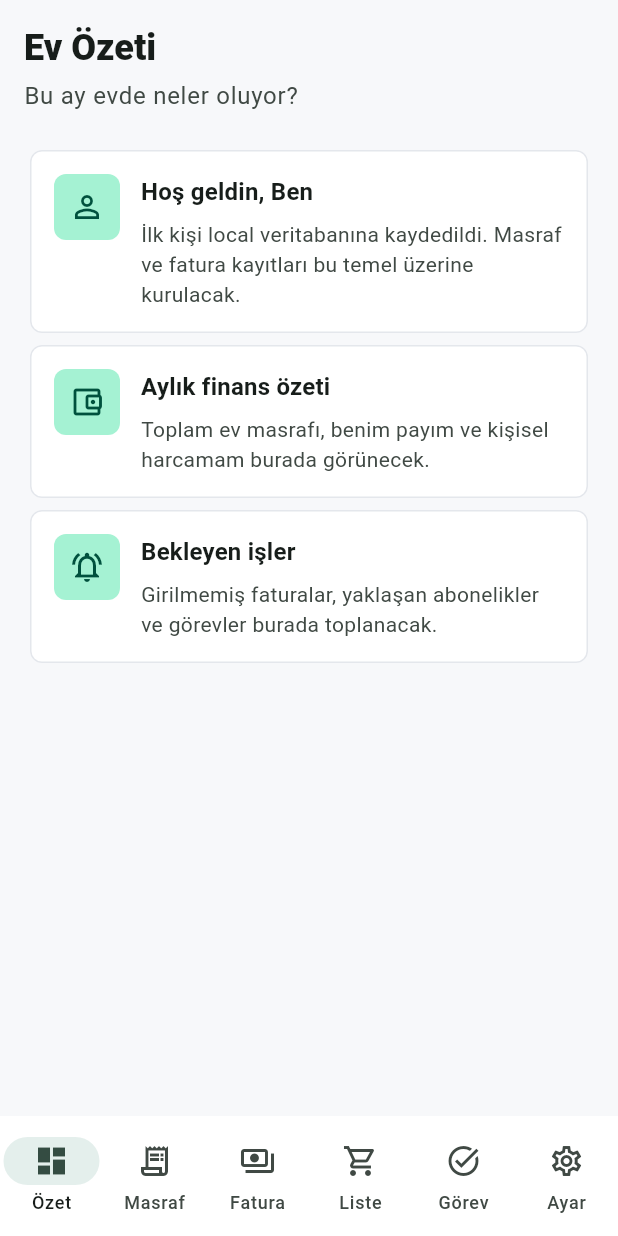
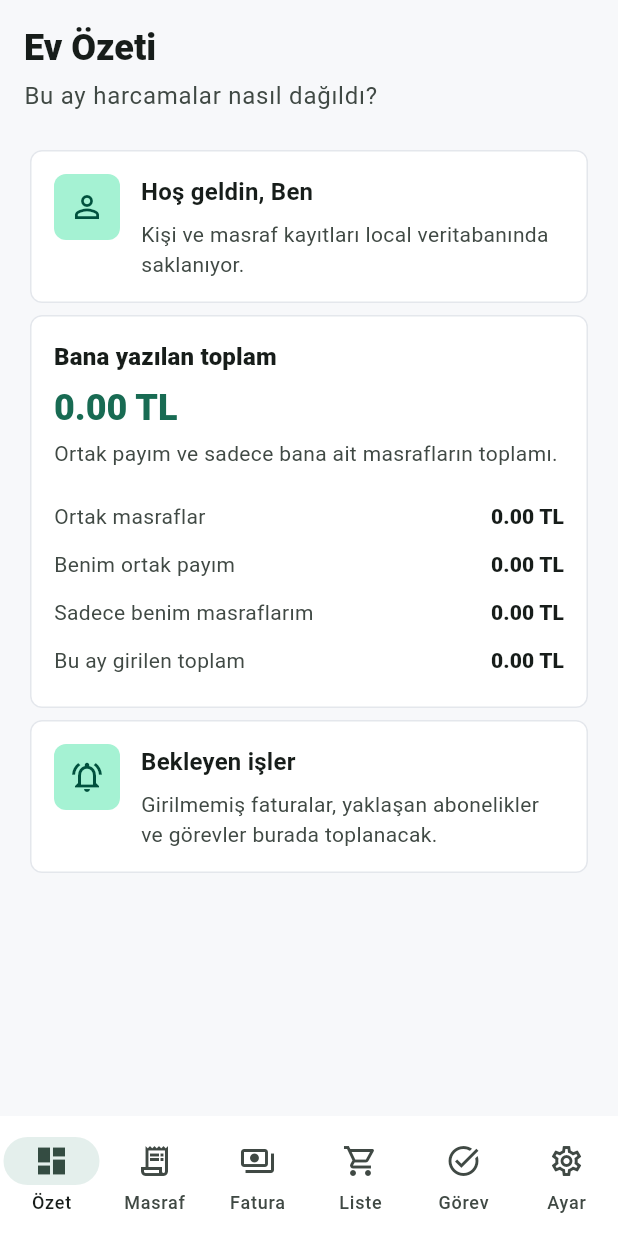
Before and after one commit to eyp-code/EvApp, a Flutter app: the screen it shows after launch, on a phone screen of 412 x 824 dp. Run offline on Flutter 3.47's test engine with Material 3 defaults, Android fonts, the light colour scheme and no system bars; our stand-ins replace hive, hive_flutter; accounts and stored records are empty.

Commit message:
Clarify dashboard expense summary

```diff
--- a/lib/features/dashboard/presentation/pages/dashboard_page.dart
+++ b/lib/features/dashboard/presentation/pages/dashboard_page.dart
@@ -1,18 +1,27 @@
 import 'package:flutter/material.dart';
 
+import '../../../../shared/widgets/section_placeholder.dart';
+import '../../../expenses/domain/models/expense.dart';
+import '../../../expenses/domain/models/split_type.dart';
+import '../../../expenses/domain/repositories/expense_repository.dart';
+import '../../../people/domain/models/person.dart';
 import '../../../people/domain/repositories/person_repository.dart';
-import '../../../../shared/widgets/section_placeholder.dart';
 
 class DashboardPage extends StatelessWidget {
-  const DashboardPage({super.key, required this.personRepository});
+  const DashboardPage({
+    super.key,
+    required this.personRepository,
+    required this.expenseRepository,
+  });
 
   final PersonRepository personRepository;
+  final ExpenseRepository expenseRepository;
 
   @override
   Widget build(BuildContext context) {
     return _PageLayout(
       title: 'Ev Özeti',
-      subtitle: 'Bu ay evde neler oluyor?',
+      subtitle: 'Bu ay harcamalar nasıl dağıldı?',
       children: [
         FutureBuilder(
           future: personRepository.getMe(),
@@ -22,16 +31,22 @@ class DashboardPage extends StatelessWidget {
             return SectionPlaceholder(
               title: 'Hoş geldin, $name',
               description:
-                  'İlk kişi local veritabanına kaydedildi. Masraf ve fatura kayıtları bu temel üzerine kurulacak.',
+                  'Kişi ve masraf kayıtları local veritabanında saklanıyor.',
               icon: Icons.person_outline,
             );
           },
         ),
-        const SectionPlaceholder(
-          title: 'Aylık finans özeti',
-          description:
-              'Toplam ev masrafı, benim payım ve kişisel harcamam burada görünecek.',
-          icon: Icons.account_balance_wallet_outlined,
+        FutureBuilder<_DashboardExpenseSummary>(
+          future: _loadExpenseSummary(),
+          builder: (context, snapshot) {
+            if (snapshot.connectionState != ConnectionState.done) {
+              return const LinearProgressIndicator();
+            }
+
+            return _FinanceSummaryCard(
+              summary: snapshot.data ?? _DashboardExpenseSummary.empty(),
+            );
+          },
         ),
         const SectionPlaceholder(
           title: 'Bekleyen işler',
@@ -40,6 +55,163 @@ class DashboardPage extends StatelessWidget {
           icon: Icons.notifications_active_outlined,
         ),
       ],
+    );
+  }
+
+  Future<_DashboardExpenseSummary> _loadExpenseSummary() async {
+    final results = await Future.wait([
+      personRepository.getMe(),
+      expenseRepository.getExpenses(),
+    ]);
+
+    final me = results[0] as Person?;
+    final expenses = results[1] as List<Expense>;
+
+    if (me == null) {
+      return _DashboardExpenseSummary.empty();
+    }
+
+    final enteredTotal = expenses.fold<double>(
+      0,
+      (total, expense) => total + expense.totalAmount,
+    );
+    final sharedTotal = expenses
+        .where((expense) => expense.splitType == SplitType.equal)
+        .fold<double>(0, (total, expense) => total + expense.totalAmount);
+    final mySharedShare = expenses
+        .where((expense) => expense.splitType == SplitType.equal)
+        .fold<double>(0, (total, expense) => total + expense.shareFor(me.id));
+    final onlyMeTotal = expenses
+        .where((expense) => expense.splitType == SplitType.onlyMe)
+        .fold<double>(0, (total, expense) => total + expense.shareFor(me.id));
+    final assignedToMeTotal = mySharedShare + onlyMeTotal;
+
+    return _DashboardExpenseSummary(
+      assignedToMeTotal: assignedToMeTotal,
+      sharedTotal: sharedTotal,
+      mySharedShare: mySharedShare,
+      onlyMeTotal: onlyMeTotal,
+      enteredTotal: enteredTotal,
+    );
+  }
+}
+
+class _DashboardExpenseSummary {
+  const _DashboardExpenseSummary({
+    required this.assignedToMeTotal,
+    required this.sharedTotal,
+    required this.mySharedShare,
+    required this.onlyMeTotal,
+    required this.enteredTotal,
+  });
+
+  factory _DashboardExpenseSummary.empty() {
+    return const _DashboardExpenseSummary(
+      assignedToMeTotal: 0,
+      sharedTotal: 0,
+      mySharedShare: 0,
+      onlyMeTotal: 0,
+      enteredTotal: 0,
+    );
+  }
+
+  final double assignedToMeTotal;
+  final double sharedTotal;
+  final double mySharedShare;
+  final double onlyMeTotal;
+  final double enteredTotal;
+}
+
+class _FinanceSummaryCard extends StatelessWidget {
+  const _FinanceSummaryCard({required this.summary});
+
+  final _DashboardExpenseSummary summary;
+
+  @override
+  Widget build(BuildContext context) {
+    final colorScheme = Theme.of(context).colorScheme;
+
+    return Card(
+      child: Padding(
+        padding: const EdgeInsets.all(16),
+        child: Column(
+          crossAxisAlignment: CrossAxisAlignment.start,
+          children: [
+            Text(
+              'Bana yazılan toplam',
+              style: Theme.of(
+                context,
+              ).textTheme.titleMedium?.copyWith(fontWeight: FontWeight.w800),
+            ),
+            const SizedBox(height: 6),
+            Text(
+              _formatAmount(summary.assignedToMeTotal),
+              style: Theme.of(context).textTheme.headlineSmall?.copyWith(
+                color: colorScheme.primary,
+                fontWeight: FontWeight.w800,
+              ),
+            ),
+            const SizedBox(height: 4),
+            Text(
+              'Ortak payım ve sadece bana ait masrafların toplamı.',
+              style: Theme.of(context).textTheme.bodyMedium?.copyWith(
+                color: colorScheme.onSurfaceVariant,
+              ),
+            ),
+            const SizedBox(height: 16),
+            _SummaryRow(
+              label: 'Ortak masraflar',
+              value: _formatAmount(summary.sharedTotal),
+            ),
+            _SummaryRow(
+              label: 'Benim ortak payım',
+              value: _formatAmount(summary.mySharedShare),
+            ),
+            _SummaryRow(
+              label: 'Sadece benim masraflarım',
+              value: _formatAmount(summary.onlyMeTotal),
+            ),
+            _SummaryRow(
+              label: 'Bu ay girilen toplam',
+              value: _formatAmount(summary.enteredTotal),
+            ),
+          ],
+        ),
+      ),
+    );
+  }
+}
+
+class _SummaryRow extends StatelessWidget {
+  const _SummaryRow({required this.label, required this.value});
+
+  final String label;
+  final String value;
+
+  @override
+  Widget build(BuildContext context) {
+    final colorScheme = Theme.of(context).colorScheme;
+
+    return Padding(
+      padding: const EdgeInsets.symmetric(vertical: 6),
+      child: Row(
+        children: [
+          Expanded(
+            child: Text(
+              label,
+              style: Theme.of(context).textTheme.bodyMedium?.copyWith(
+                color: colorScheme.onSurfaceVariant,
+              ),
+            ),
+          ),
+          Text(
+            value,
+            style: Theme.of(
+              context,
+            ).textTheme.titleSmall?.copyWith(fontWeight: FontWeight.w800),
+          ),
+        ],
+      ),
     );
   }
 }
@@ -79,3 +251,7 @@ class _PageLayout extends StatelessWidget {
     );
   }
 }
+
+String _formatAmount(double amount) {
+  return '${amount.toStringAsFixed(2)} TL';
+}
--- a/lib/features/expenses/domain/models/expense.dart
+++ b/lib/features/expenses/domain/models/expense.dart
@@ -98,6 +98,49 @@ class Expense {
   final String syncStatus;
   final DateTime? lastSyncedAt;
 
+  Expense copyWith({
+    String? title,
+    String? category,
+    double? totalAmount,
+    DateTime? spentAt,
+    String? paidByPersonId,
+    String? splitType,
+    List<ExpenseShare>? shares,
+    DateTime? updatedAt,
+    bool? isDeleted,
+    DateTime? deletedAt,
+    String? syncStatus,
+    DateTime? lastSyncedAt,
+  }) {
+    return Expense(
+      id: id,
+      title: title ?? this.title,
+      category: category ?? this.category,
+      totalAmount: totalAmount ?? this.totalAmount,
+      spentAt: spentAt ?? this.spentAt,
+      paidByPersonId: paidByPersonId ?? this.paidByPersonId,
+      splitType: splitType ?? this.splitType,
+      shares: shares ?? this.shares,
+      createdAt: createdAt,
+      updatedAt: updatedAt ?? this.updatedAt,
+      isDeleted: isDeleted ?? this.isDeleted,
+      deletedAt: deletedAt ?? this.deletedAt,
+      syncStatus: syncStatus ?? this.syncStatus,
+      lastSyncedAt: lastSyncedAt ?? this.lastSyncedAt,
+    );
+  }
+
+  Expense markedDeleted() {
+    final now = DateTime.now();
+
+    return copyWith(
+      updatedAt: now,
+      isDeleted: true,
+      deletedAt: now,
+      syncStatus: SyncStatus.pendingDelete,
+    );
+  }
+
   double shareFor(String personId) {
     return shares
         .where((share) => share.personId == personId)
--- a/lib/features/expenses/domain/repositories/expense_repository.dart
+++ b/lib/features/expenses/domain/repositories/expense_repository.dart
@@ -4,4 +4,6 @@ abstract class ExpenseRepository {
   Future<List<Expense>> getExpenses();
 
   Future<void> addExpense(Expense expense);
+
+  Future<void> deleteExpense(String expenseId);
 }
--- a/lib/features/shell/presentation/main_shell.dart
+++ b/lib/features/shell/presentation/main_shell.dart
@@ -23,7 +23,10 @@ class _MainShellState extends State<MainShell> {
   @override
   Widget build(BuildContext context) {
     final pages = [
-      DashboardPage(personRepository: widget.dependencies.personRepository),
+      DashboardPage(
+        personRepository: widget.dependencies.personRepository,
+        expenseRepository: widget.dependencies.expenseRepository,
+      ),
       ExpensesPage(
         personRepository: widget.dependencies.personRepository,
         expenseRepository: widget.dependencies.expenseRepository,
```
Also changed, not shown: lib/features/expenses/data/data_sources/expense_local_data_source.dart (+10 -0 lines), lib/features/expenses/data/repositories/local_expense_repository.dart (+11 -0 lines), lib/features/expenses/presentation/pages/expenses_page.dart (+20 -2 lines), 12 other files.
